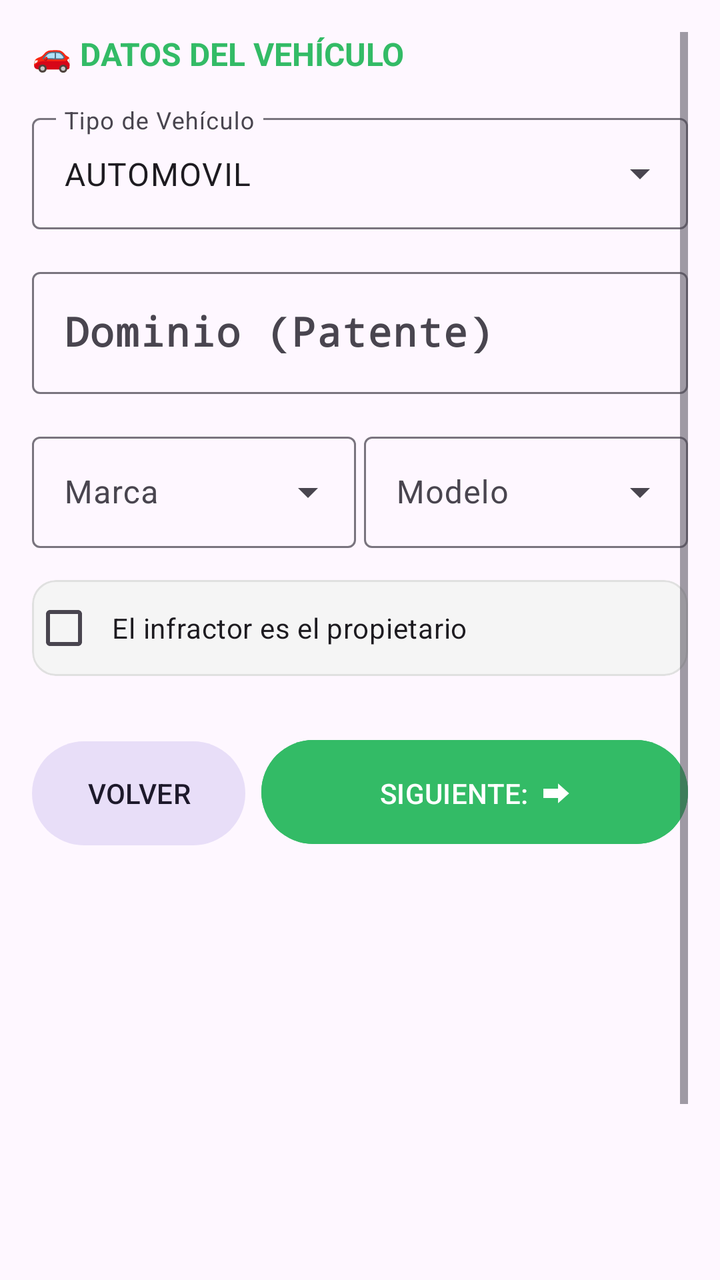
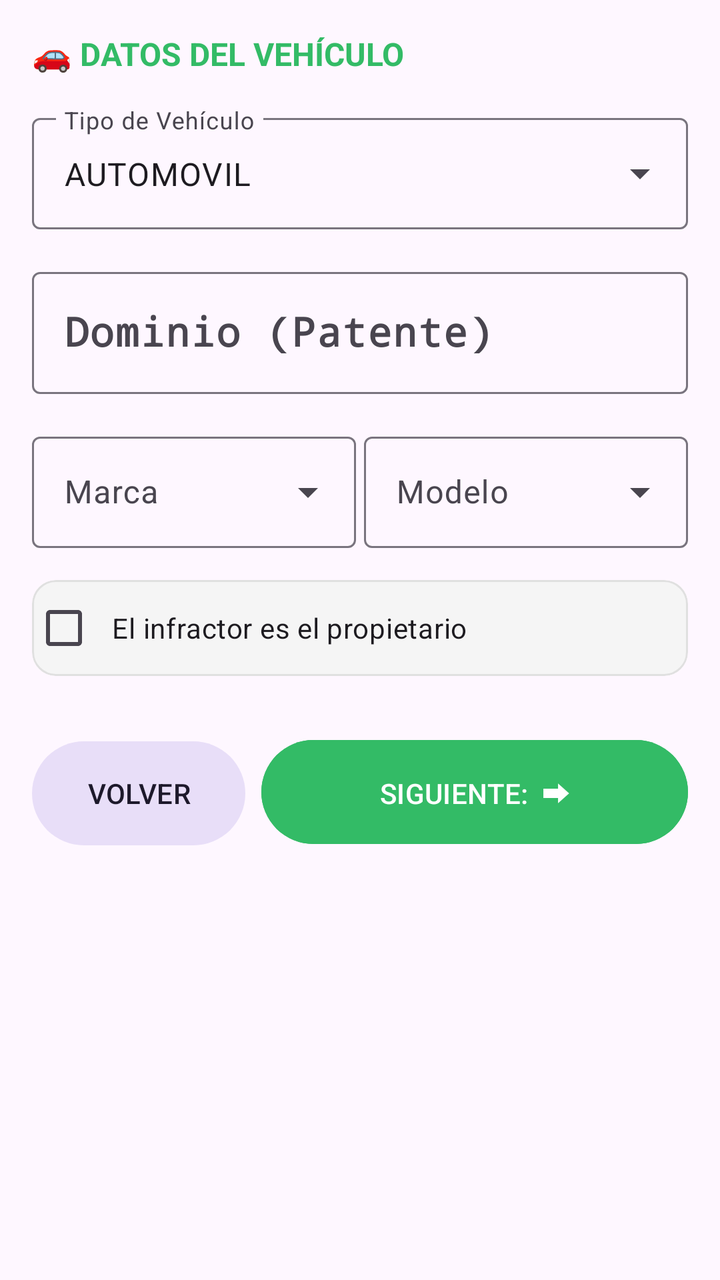

Compare the two renders of this Android layout. The source of the first and the diff that turns it into the second are given below.
<!-- AndroidManifest.xml: application theme Theme.ChivilcoyActas -->
<!-- res/layout/fragment_vehiculo.xml -->
<?xml version="1.0" encoding="utf-8"?>
<ScrollView xmlns:android="http://schemas.android.com/apk/res/android"
    xmlns:app="http://schemas.android.com/apk/res-auto"
    android:layout_width="match_parent"
    android:layout_height="match_parent"
    android:padding="16dp"
    android:fillViewport="true"
    android:isScrollContainer="true"
    android:id="@+id/scrollVehiculo">

    <LinearLayout
        android:layout_width="match_parent"
        android:layout_height="wrap_content"
        android:orientation="vertical">

        <TextView
            android:layout_width="wrap_content"
            android:layout_height="wrap_content"
            android:text="🚗 DATOS DEL VEHÍCULO"
            android:textColor="#33BB66"
            android:textStyle="bold"
            android:textSize="16sp"
            android:layout_marginBottom="16dp"/>

        <com.google.android.material.textfield.TextInputLayout
            android:id="@+id/inputLayoutTipoVehiculo"
            style="@style/Widget.Material3.TextInputLayout.OutlinedBox.ExposedDropdownMenu"
            android:layout_width="match_parent"
            android:layout_height="wrap_content"
            android:hint="Tipo de Vehículo"
            android:layout_marginBottom="16dp">

            <AutoCompleteTextView
                android:id="@+id/autoCompleteTipoVehiculo"
                android:layout_width="match_parent"
                android:layout_height="wrap_content"
                android:text="AUTOMOVIL"
                android:inputType="none"
                android:focusable="false"
                android:clickable="false"
                android:cursorVisible="false" /> </com.google.android.material.textfield.TextInputLayout>

        <com.google.android.material.textfield.TextInputLayout
            style="@style/Widget.Material3.TextInputLayout.OutlinedBox"
            android:layout_width="match_parent"
            android:layout_height="wrap_content"
            android:hint="Dominio (Patente)"
            android:layout_marginBottom="16dp">
            <com.google.android.material.textfield.TextInputEditText
                android:id="@+id/etDominio"
                android:layout_width="match_parent"
                android:layout_height="wrap_content"
                android:inputType="textCapCharacters"
                android:imeOptions="actionNext"
                android:singleLine="true"
                android:maxLength="7"
                android:textAllCaps="true"
                android:typeface="monospace"
                android:textSize="20sp"
                android:textStyle="bold"
                android:nextFocusForward="@id/autoCompleteMarca"
                android:nextFocusDown="@id/autoCompleteMarca" />
        </com.google.android.material.textfield.TextInputLayout>

        <LinearLayout
            android:layout_width="match_parent"
            android:layout_height="wrap_content"
            android:orientation="horizontal"
            android:baselineAligned="false">

            <com.google.android.material.textfield.TextInputLayout
                style="@style/Widget.Material3.TextInputLayout.OutlinedBox.ExposedDropdownMenu"
                android:layout_width="0dp"
                android:layout_height="wrap_content"
                android:layout_weight="1"
                android:hint="Marca"
                android:layout_marginEnd="4dp">
                <AutoCompleteTextView
                    android:id="@+id/autoCompleteMarca"
                    android:layout_width="match_parent"
                    android:layout_height="wrap_content"
                    android:inputType="textCapCharacters"
                    android:imeOptions="actionNext"
                    android:singleLine="true"/>
            </com.google.android.material.textfield.TextInputLayout>

            <com.google.android.material.textfield.TextInputLayout
                style="@style/Widget.Material3.TextInputLayout.OutlinedBox.ExposedDropdownMenu"
                android:layout_width="0dp"
                android:layout_height="wrap_content"
                android:layout_weight="1"
                android:hint="Modelo">
                <AutoCompleteTextView
                    android:id="@+id/autoCompleteModelo"
                    android:layout_width="match_parent"
                    android:layout_height="wrap_content"
                    android:inputType="textCapCharacters"
                    android:imeOptions="actionNext"
                    android:singleLine="true" />
            </com.google.android.material.textfield.TextInputLayout>
        </LinearLayout>

        <com.google.android.material.card.MaterialCardView
            android:layout_width="match_parent"
            android:layout_height="wrap_content"
            app:cardBackgroundColor="#F5F5F5"
            app:strokeColor="#E0E0E0"
            app:strokeWidth="1dp"
            android:layout_marginTop="16dp"
            android:layout_marginBottom="16dp">
            <CheckBox
                android:id="@+id/checkEsPropietario"
                android:layout_width="match_parent"
                android:layout_height="wrap_content"
                android:padding="8dp"
                android:text="El infractor es el propietario"
                android:textSize="14sp" />
        </com.google.android.material.card.MaterialCardView>

        
        <LinearLayout
            android:id="@+id/layoutDatosPropietario"
            android:layout_width="match_parent"
            android:layout_height="wrap_content"
            android:orientation="vertical"
            android:visibility="gone"
            android:padding="8dp"
            android:background="#FAFAFA">

            <TextView
                android:layout_width="wrap_content"
                android:layout_height="wrap_content"
                android:text="DATOS DEL DUEÑO DEL VEHÍCULO"
                android:textSize="12sp"
                android:textStyle="bold"
                android:layout_marginBottom="8dp"
                android:textColor="#666666"/>

            <com.google.android.material.textfield.TextInputLayout
                style="@style/Widget.Material3.TextInputLayout.OutlinedBox"
                android:layout_width="match_parent"
                android:layout_height="wrap_content"
                android:hint="Nombre y Apellido del Dueño"
                android:layout_marginBottom="8dp">
                <com.google.android.material.textfield.TextInputEditText
                    android:id="@+id/etNombrePropietario"
                    android:layout_width="match_parent"
                    android:layout_height="wrap_content"
                    android:inputType="textPersonName" />
            </com.google.android.material.textfield.TextInputLayout>

            <com.google.android.material.textfield.TextInputLayout
                style="@style/Widget.Material3.TextInputLayout.OutlinedBox"
                android:layout_width="match_parent"
                android:layout_height="wrap_content"
                android:hint="DNI del Dueño">
                <com.google.android.material.textfield.TextInputEditText
                    android:id="@+id/etDniPropietario"
                    android:layout_width="match_parent"
                    android:layout_height="wrap_content"
                    android:inputType="number" />
            </com.google.android.material.textfield.TextInputLayout>

            
        </LinearLayout>

       

        <LinearLayout
            android:layout_width="match_parent"
            android:layout_height="wrap_content"
            android:orientation="horizontal"
            android:layout_marginTop="12dp"
            android:weightSum="3">
            <Button
                android:id="@+id/btnVolverVehiculo"
                style="@style/Widget.Material3.Button.TonalButton"
                android:layout_width="0dp"
                android:layout_height="60dp"
                android:layout_weight="1"
                android:text="VOLVER"
                android:layout_marginEnd="8dp"/>
            <Button
                android:id="@+id/btnSiguienteVehiculo"
                android:layout_width="0dp"
                android:layout_height="60dp"
                android:layout_weight="2"
                android:text="SIGUIENTE:  ⮕"
                android:backgroundTint="#33BB66"/>
        </LinearLayout>

        <Space
            android:layout_width="match_parent"
            android:layout_height="300dp" />
    </LinearLayout>
</ScrollView>
<!-- resources referenced by this layout -->
<resources>
  <style name="Theme.ChivilcoyActas" parent="Base.Theme.ChivilcoyActas" />
  <style name="Base.Theme.ChivilcoyActas" parent="Theme.Material3.DayNight.NoActionBar">
          
          <item name="colorPrimary">#33BB66</item>
  
          <item name="colorSecondary">#33BB66</item>
          <item name="android:statusBarColor">#33BB66</item>
      </style>
</resources>

<!-- the commit's change to res/layout/fragment_vehiculo.xml (unified diff, before → after) -->
@@ -11,7 +11,9 @@
     <LinearLayout
         android:layout_width="match_parent"
         android:layout_height="wrap_content"
-        android:orientation="vertical">
+        android:orientation="vertical"
+        android:focusable="true"
+        android:focusableInTouchMode="true">>
 
         <TextView
             android:layout_width="wrap_content"
@@ -75,7 +77,7 @@
                 android:layout_weight="1"
                 android:hint="Marca"
                 android:layout_marginEnd="4dp">
-                <AutoCompleteTextView
+                <com.google.android.material.textfield.MaterialAutoCompleteTextView
                     android:id="@+id/autoCompleteMarca"
                     android:layout_width="match_parent"
                     android:layout_height="wrap_content"
@@ -90,7 +92,7 @@
                 android:layout_height="wrap_content"
                 android:layout_weight="1"
                 android:hint="Modelo">
-                <AutoCompleteTextView
+                <com.google.android.material.textfield.MaterialAutoCompleteTextView
                     android:id="@+id/autoCompleteModelo"
                     android:layout_width="match_parent"
                     android:layout_height="wrap_content"
@@ -191,6 +193,6 @@
 
         <Space
             android:layout_width="match_parent"
-            android:layout_height="300dp" />
+            android:layout_height="200dp" />
     </LinearLayout>
 </ScrollView>
